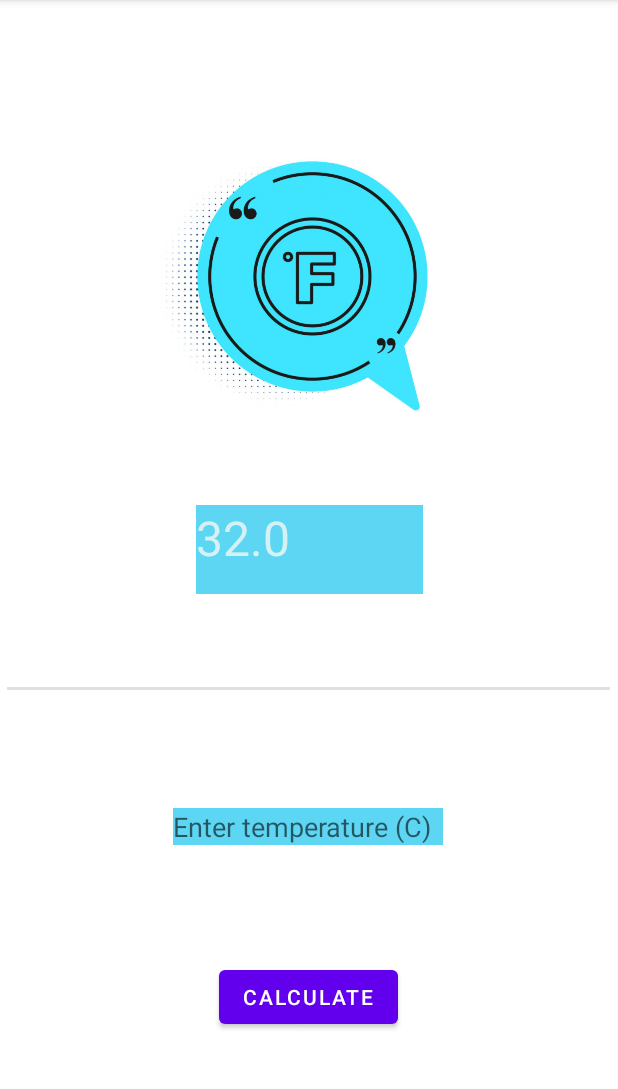
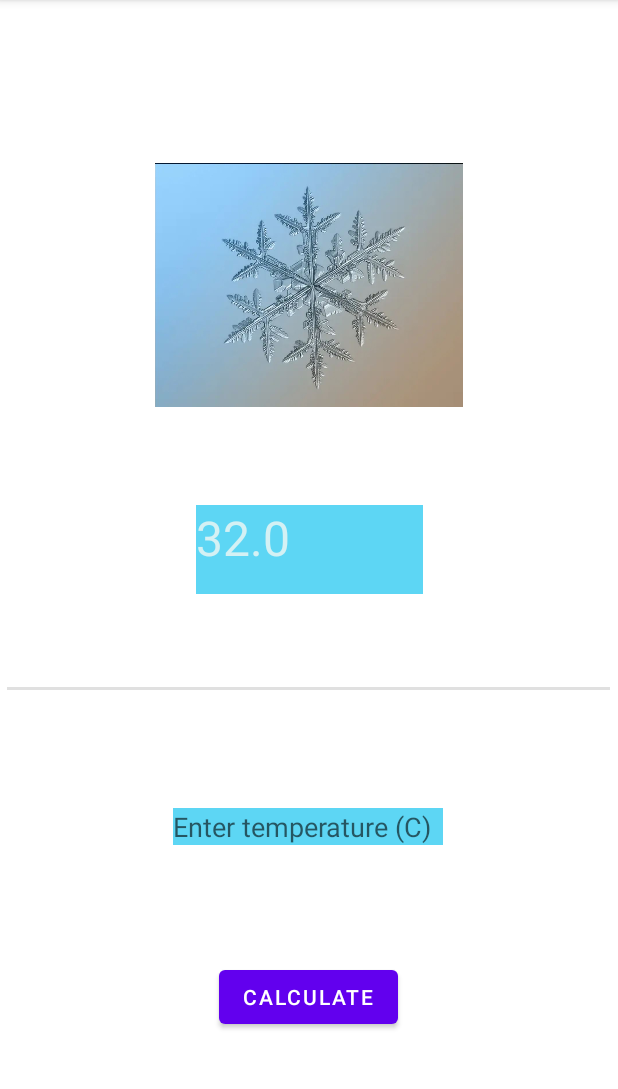
Before and after one commit to cainlouis/Temperature_Converter, an Android app: the screen it shows after launch (MainActivity), after a tap on "CALCULATE", on a phone screen of 412 x 824 dp, the part 84-1173 px from its top. Run offline under Robolectric (Android 15) with nearby library versions, the phone set to English and light mode, and no system bars; 1 statement that could not run was skipped.

Commit message:
Add displayImage

```diff
--- a/app/src/main/java/com/example/temperatureconverter/MainActivity.kt
+++ b/app/src/main/java/com/example/temperatureconverter/MainActivity.kt
@@ -5,33 +5,60 @@ import android.os.Bundle
 import android.widget.*
 
 class MainActivity : AppCompatActivity() {
+    private lateinit var button: Button
+    private lateinit var img: ImageView
+    private lateinit var userInput: EditText
+    private lateinit var result: TextView
+
     override fun onCreate(savedInstanceState: Bundle?) {
         super.onCreate(savedInstanceState)
         setContentView(R.layout.activity_main)
 
-        val button = findViewById<Button>(R.id.CalculateButton)
-        val img = findViewById<ImageView>(R.id.imageView)
-        val userInput = findViewById<EditText>(R.id.InputTextNumber)
-        val result = findViewById<TextView>(R.id.ResultTextView)
+        button = findViewById(R.id.CalculateButton)
+        img = findViewById(R.id.imageView)
+        userInput = findViewById(R.id.InputTextNumber)
+        result = findViewById(R.id.ResultTextView)
 
         button.setOnClickListener {
             val input = userInput.text.toString().toInt()
             val minTemp = -50
             val maxTemp = 50
             if ((input > maxTemp) || (input < minTemp)) {
-                val errorMessage = Toast.makeText(this, R.string.error_message, Toast.LENGTH_SHORT)
-                errorMessage.show()
+                displayToast()
             }
             else {
                 val fahrenheit = calculateTemperature(input)
                 result.text = fahrenheit.toString()
+                displayImage(input)
             }
         }
 
     }
 
+    //return the result of the conversion from C to F
     private fun calculateTemperature(temp: Int): Double {
         return temp * 1.8 + 32
     }
 
+    //Display the toast message
+    private fun displayToast() {
+        val errorMessage = Toast.makeText(this, R.string.error_message, Toast.LENGTH_SHORT)
+        errorMessage.show()
+    }
+
+    //Display the right image according to the input
+    private fun displayImage(input: Int) {
+        when {
+            input < 19 -> {
+                img.setImageResource(R.drawable.cold_weather)
+            }
+            input in 20..23 -> {
+                img.setImageResource(R.drawable.good_weather)
+            }
+            else -> {
+                img.setImageResource(R.drawable.hot_weather)
+            }
+        }
+    }
+
 }
```
